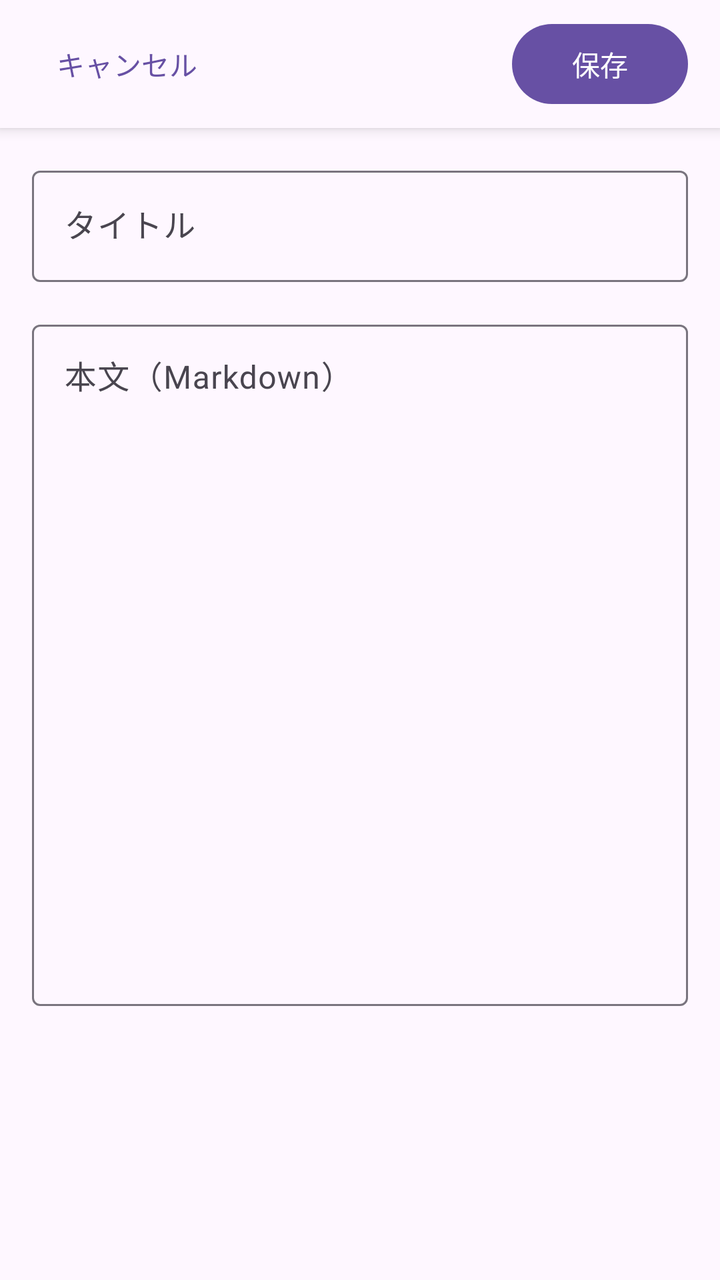
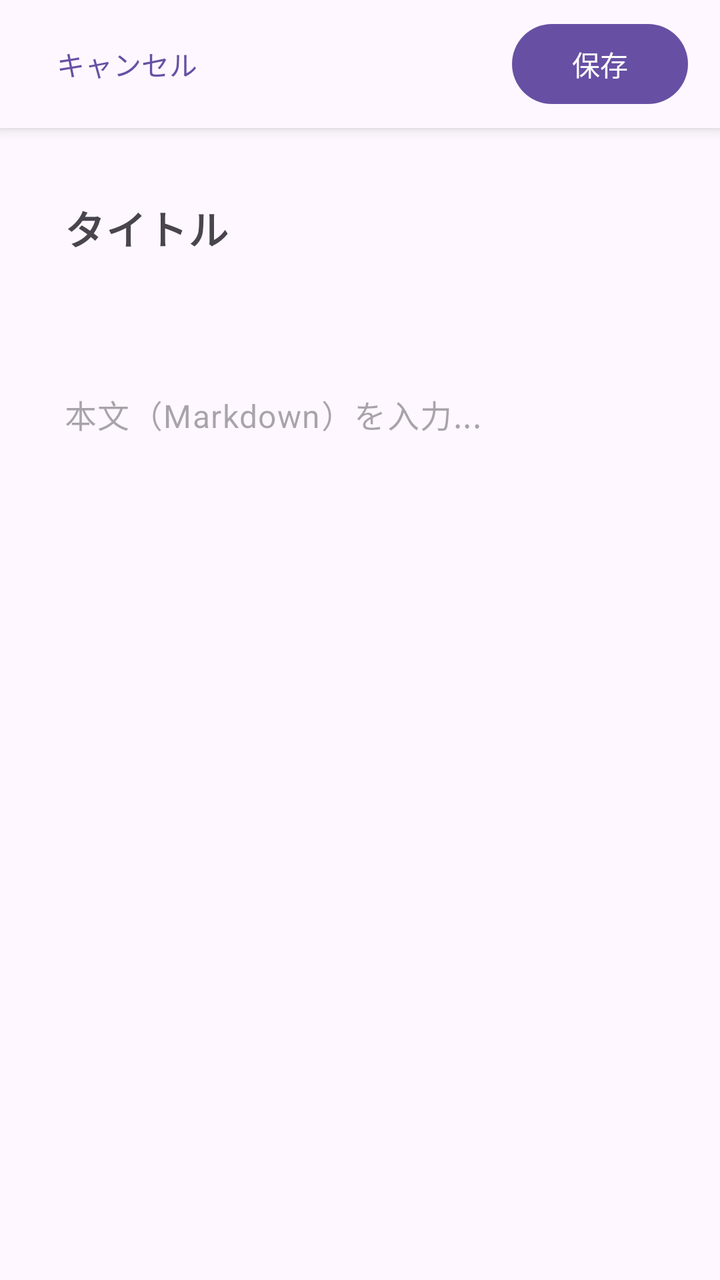

An Android layout rendered at two revisions. The XML below is the earlier revision; the diff shows what the commit changed to produce the second picture.
<!-- AndroidManifest.xml: application theme Theme.MemoApp -->
<!-- res/layout/fragment_log_item.xml -->
<?xml version="1.0" encoding="utf-8"?>
<androidx.constraintlayout.widget.ConstraintLayout xmlns:android="http://schemas.android.com/apk/res/android"
    xmlns:app="http://schemas.android.com/apk/res-auto"
    android:layout_width="match_parent"
    android:layout_height="match_parent">

    <LinearLayout
        android:id="@+id/log_item_sticky_actions"
        android:layout_width="0dp"
        android:layout_height="wrap_content"
        android:background="?attr/colorSurface"
        android:elevation="4dp"
        android:gravity="center_vertical"
        android:orientation="horizontal"
        android:paddingStart="16dp"
        android:paddingTop="8dp"
        android:paddingEnd="16dp"
        android:paddingBottom="8dp"
        app:layout_constraintEnd_toEndOf="parent"
        app:layout_constraintStart_toStartOf="parent"
        app:layout_constraintTop_toTopOf="parent">

        <Button
            android:id="@+id/button_cancel_log_item"
            style="@style/Widget.Material3.Button.TextButton"
            android:layout_width="wrap_content"
            android:layout_height="wrap_content"
            android:text="キャンセル" />

        <Space
            android:layout_width="0dp"
            android:layout_height="1dp"
            android:layout_weight="1" />

        <Button
            android:id="@+id/button_save_log_item"
            android:layout_width="wrap_content"
            android:layout_height="wrap_content"
            android:text="保存" />
    </LinearLayout>

    <androidx.core.widget.NestedScrollView
        android:layout_width="0dp"
        android:layout_height="0dp"
        android:fillViewport="true"
        app:layout_constraintBottom_toBottomOf="parent"
        app:layout_constraintEnd_toEndOf="parent"
        app:layout_constraintStart_toStartOf="parent"
        app:layout_constraintTop_toBottomOf="@id/log_item_sticky_actions">

        <LinearLayout
            android:layout_width="match_parent"
            android:layout_height="wrap_content"
            android:orientation="vertical"
            android:padding="16dp">

            <com.google.android.material.textfield.TextInputLayout
                android:id="@+id/layout_log_item_title"
                android:layout_width="match_parent"
                android:layout_height="wrap_content"
                android:hint="タイトル">

                <com.google.android.material.textfield.TextInputEditText
                    android:id="@+id/edit_log_item_title"
                    android:layout_width="match_parent"
                    android:layout_height="wrap_content"
                    android:inputType="textCapSentences" />
            </com.google.android.material.textfield.TextInputLayout>

            <com.google.android.material.textfield.TextInputLayout
                android:id="@+id/layout_log_item_content"
                android:layout_width="match_parent"
                android:layout_height="wrap_content"
                android:layout_marginTop="16dp"
                android:hint="本文（Markdown）">

                <com.google.android.material.textfield.TextInputEditText
                    android:id="@+id/edit_log_item_content"
                    android:layout_width="match_parent"
                    android:layout_height="wrap_content"
                    android:gravity="top|start"
                    android:inputType="textMultiLine|textCapSentences"
                    android:minLines="16" />
            </com.google.android.material.textfield.TextInputLayout>

        </LinearLayout>
    </androidx.core.widget.NestedScrollView>

</androidx.constraintlayout.widget.ConstraintLayout>
<!-- resources referenced by this layout -->
<resources>
  <style name="Theme.MemoApp" parent="Base.Theme.MemoApp" />
  <style name="Base.Theme.MemoApp" parent="Theme.Material3.DayNight.NoActionBar">
          
          
      </style>
</resources>

<!-- the commit's change to res/layout/fragment_log_item.xml (unified diff, before → after) -->
@@ -4,6 +4,7 @@
     android:layout_width="match_parent"
     android:layout_height="match_parent">
 
+    
     <LinearLayout
         android:id="@+id/log_item_sticky_actions"
         android:layout_width="0dp"
@@ -39,14 +40,37 @@
             android:text="保存" />
     </LinearLayout>
 
+    
+    <com.google.android.material.textfield.TextInputLayout
+        android:id="@+id/layout_log_item_title"
+        android:layout_width="0dp"
+        android:layout_height="wrap_content"
+        android:padding="16dp"
+        android:hint="タイトル"
+        app:layout_constraintEnd_toEndOf="parent"
+        app:layout_constraintStart_toStartOf="parent"
+        app:layout_constraintTop_toBottomOf="@id/log_item_sticky_actions">
+
+        <com.google.android.material.textfield.TextInputEditText
+            android:id="@+id/edit_log_item_title"
+            android:layout_width="match_parent"
+            android:layout_height="wrap_content"
+            android:background="@android:color/transparent"
+            android:inputType="textCapSentences"
+            android:textSize="20sp"
+            android:textStyle="bold" />
+    </com.google.android.material.textfield.TextInputLayout>
+
+    
     <androidx.core.widget.NestedScrollView
+        android:id="@+id/scroll_log_item_content"
         android:layout_width="0dp"
         android:layout_height="0dp"
         android:fillViewport="true"
         app:layout_constraintBottom_toBottomOf="parent"
         app:layout_constraintEnd_toEndOf="parent"
         app:layout_constraintStart_toStartOf="parent"
-        app:layout_constraintTop_toBottomOf="@id/log_item_sticky_actions">
+        app:layout_constraintTop_toBottomOf="@id/layout_log_item_title">
 
         <LinearLayout
             android:layout_width="match_parent"
@@ -55,32 +79,21 @@
             android:padding="16dp">
 
             <com.google.android.material.textfield.TextInputLayout
-                android:id="@+id/layout_log_item_title"
-                android:layout_width="match_parent"
-                android:layout_height="wrap_content"
-                android:hint="タイトル">
-
-                <com.google.android.material.textfield.TextInputEditText
-                    android:id="@+id/edit_log_item_title"
-                    android:layout_width="match_parent"
-                    android:layout_height="wrap_content"
-                    android:inputType="textCapSentences" />
-            </com.google.android.material.textfield.TextInputLayout>
-
-            <com.google.android.material.textfield.TextInputLayout
                 android:id="@+id/layout_log_item_content"
                 android:layout_width="match_parent"
                 android:layout_height="wrap_content"
-                android:layout_marginTop="16dp"
-                android:hint="本文（Markdown）">
+                app:hintEnabled="false">
 
                 <com.google.android.material.textfield.TextInputEditText
                     android:id="@+id/edit_log_item_content"
                     android:layout_width="match_parent"
                     android:layout_height="wrap_content"
                     android:gravity="top|start"
+                    android:background="@android:color/transparent"
+                    android:hint="本文（Markdown）を入力..."
                     android:inputType="textMultiLine|textCapSentences"
-                    android:minLines="16" />
+                    android:minLines="20"
+                    android:textSize="16sp" />
             </com.google.android.material.textfield.TextInputLayout>
 
         </LinearLayout>
